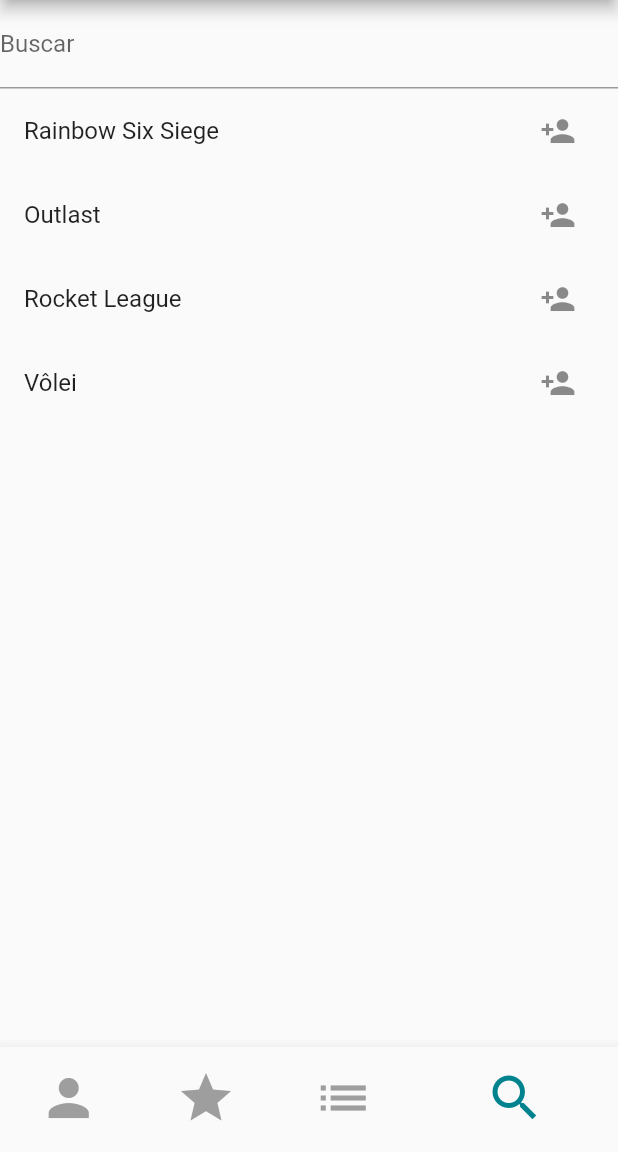
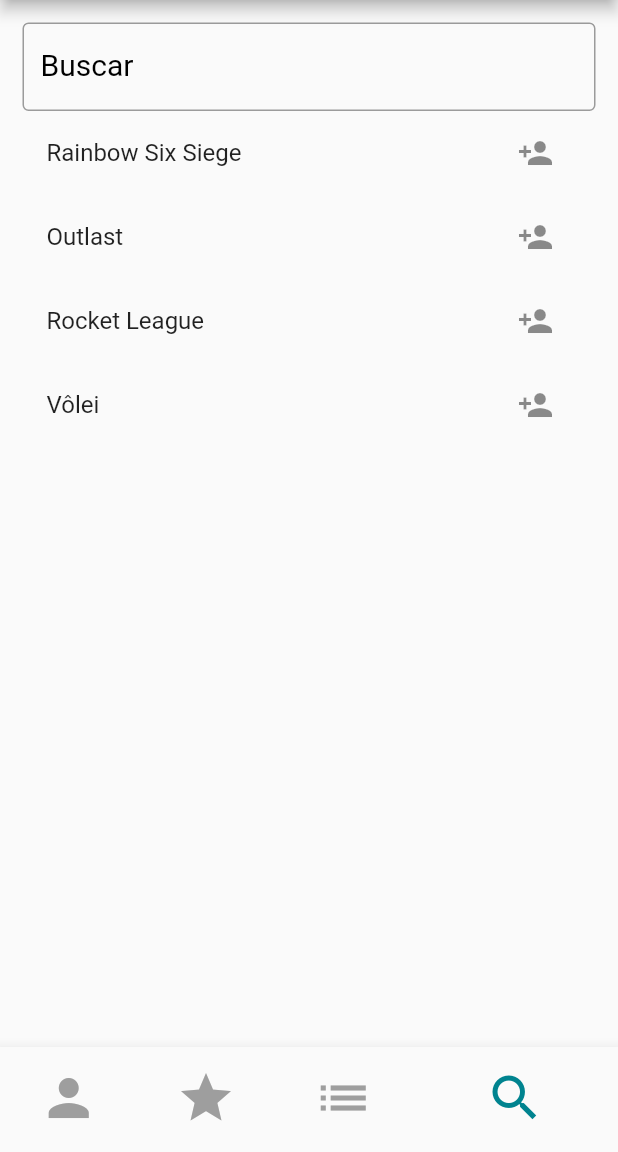
Before and after one commit to xLeticiaOliveira/P2P, a Flutter app: the Layout screen opened by its route, item 4 of the bottom bar chosen, on a phone screen of 412 x 824 dp, the part 84-1236 px from its top. Run offline on Flutter 3.47's test engine with Material 2 defaults, Android fonts, the phone set to English and light mode, and no system bars.

Commit message:
Atualizações layout

```diff
--- a/p2p/lib/pages/home/Search.dart
+++ b/p2p/lib/pages/home/Search.dart
@@ -36,18 +36,20 @@
 
   @override
   Widget build(BuildContext context) {
-    return Stack(
-      children: <Widget>[
-        Column(
+    return Padding(
+      padding: EdgeInsets.all(15),
+      child: Column(
         children: <Widget>[
           TextField(
             controller: _searchControll,
-              decoration: InputDecoration(labelText: "Buscar"),
+            decoration: InputDecoration(
+                labelText: "Buscar",
+                labelStyle: TextStyle(fontSize: 20, color: Colors.black),
+                border: OutlineInputBorder()),
           ),
           Expanded(child: _buildList())
         ],
       ),
-      ],
     );
   }
 
@@ -63,7 +65,11 @@
     return ListTile(
       title: Text(_filteredResults[index]),
       onTap: () {
-        Navigator.of(context).pushNamed('/profile', arguments: [_filteredResults[index],_filteredResults[index],_filteredResults[index]]);
+        Navigator.of(context).pushNamed('/profile', arguments: [
+          _filteredResults[index],
+          _filteredResults[index],
+          _filteredResults[index]
+        ]);
       },
       trailing: IconButton(
         icon: Icon(Icons.person_add),
```
Also changed, not shown: p2p/lib/pages/home/Contact.dart (+12 -8 lines). Lines whose indentation alone changed are shown as unchanged.
